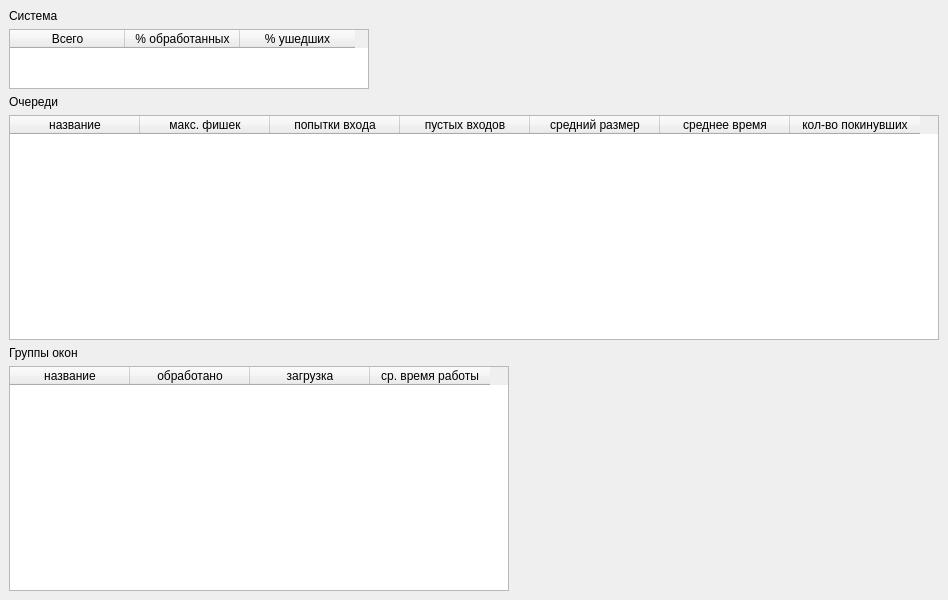
LoaDeadd81/BMSTU-VKR, file src/result.ui: the form before one commit.
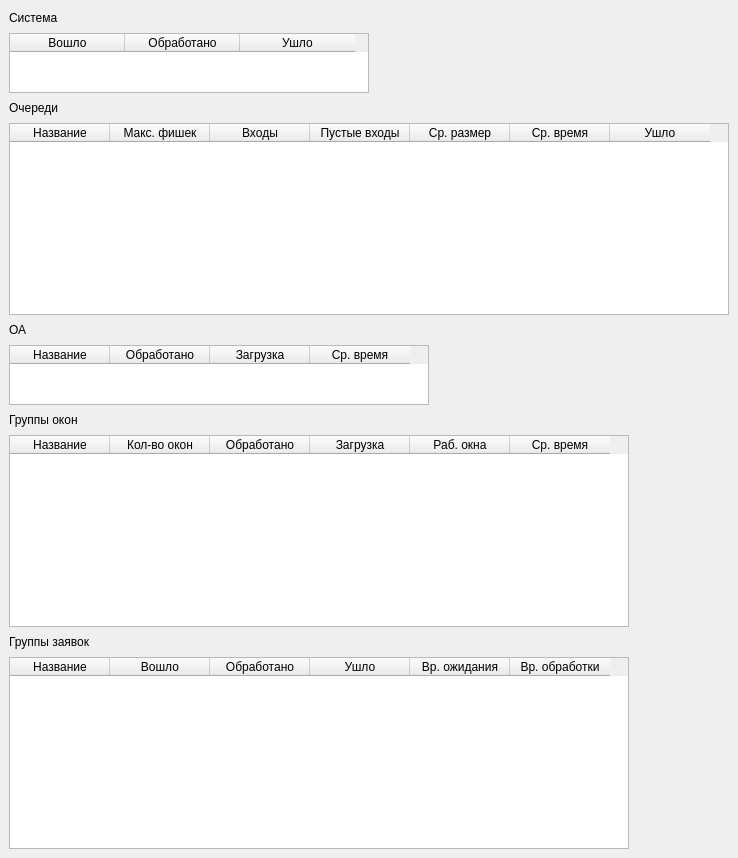
The form after the commit.

Patch:
```diff
--- a/src/result.ui
+++ b/src/result.ui
@@ -6,8 +6,8 @@
    <rect>
     <x>0</x>
     <y>0</y>
-    <width>948</width>
-    <height>600</height>
+    <width>738</width>
+    <height>858</height>
    </rect>
   </property>
   <property name="sizePolicy">
@@ -53,17 +53,17 @@
       </attribute>
       <column>
        <property name="text">
-        <string>Всего</string>
+        <string>Вошло</string>
        </property>
       </column>
       <column>
        <property name="text">
-        <string>% обработанных</string>
+        <string>Обработано</string>
        </property>
       </column>
       <column>
        <property name="text">
-        <string>% ушедших</string>
+        <string>Ушло</string>
        </property>
       </column>
      </widget>
@@ -78,53 +78,53 @@
     <item>
      <widget class="QTableWidget" name="queueTW">
       <property name="sizePolicy">
-       <sizepolicy hsizetype="Fixed" vsizetype="Expanding">
+       <sizepolicy hsizetype="Fixed" vsizetype="Minimum">
         <horstretch>0</horstretch>
         <verstretch>0</verstretch>
        </sizepolicy>
       </property>
       <property name="minimumSize">
        <size>
-        <width>930</width>
-        <height>100</height>
+        <width>720</width>
+        <height>50</height>
        </size>
       </property>
       <attribute name="horizontalHeaderDefaultSectionSize">
-       <number>130</number>
+       <number>100</number>
       </attribute>
       <column>
        <property name="text">
-        <string>название</string>
+        <string>Название</string>
        </property>
       </column>
       <column>
        <property name="text">
-        <string>макс. фишек</string>
+        <string>Макс. фишек</string>
        </property>
       </column>
       <column>
        <property name="text">
-        <string>попытки входа</string>
+        <string>Входы</string>
        </property>
       </column>
       <column>
        <property name="text">
-        <string>пустых входов</string>
+        <string>Пустые входы</string>
        </property>
       </column>
       <column>
        <property name="text">
-        <string>средний размер</string>
+        <string>Ср. размер</string>
        </property>
       </column>
       <column>
        <property name="text">
-        <string>среднее время</string>
+        <string>Ср. время</string>
        </property>
       </column>
       <column>
        <property name="text">
-        <string>кол-во покинувших</string>
+        <string>Ушло</string>
        </property>
       </column>
      </widget>
@@ -132,6 +132,58 @@
     <item>
      <widget class="QLabel" name="label_3">
       <property name="text">
+       <string>ОА</string>
+      </property>
+     </widget>
+    </item>
+    <item>
+     <widget class="QTableWidget" name="workerTW">
+      <property name="sizePolicy">
+       <sizepolicy hsizetype="Fixed" vsizetype="Minimum">
+        <horstretch>0</horstretch>
+        <verstretch>0</verstretch>
+       </sizepolicy>
+      </property>
+      <property name="minimumSize">
+       <size>
+        <width>420</width>
+        <height>60</height>
+       </size>
+      </property>
+      <property name="maximumSize">
+       <size>
+        <width>16777215</width>
+        <height>60</height>
+       </size>
+      </property>
+      <attribute name="horizontalHeaderDefaultSectionSize">
+       <number>100</number>
+      </attribute>
+      <column>
+       <property name="text">
+        <string>Название</string>
+       </property>
+      </column>
+      <column>
+       <property name="text">
+        <string>Обработано</string>
+       </property>
+      </column>
+      <column>
+       <property name="text">
+        <string>Загрузка</string>
+       </property>
+      </column>
+      <column>
+       <property name="text">
+        <string>Ср. время</string>
+       </property>
+      </column>
+     </widget>
+    </item>
+    <item>
+     <widget class="QLabel" name="label_4">
+      <property name="text">
        <string>Группы окон</string>
       </property>
      </widget>
@@ -139,38 +191,104 @@
     <item>
      <widget class="QTableWidget" name="windowsTW">
       <property name="sizePolicy">
-       <sizepolicy hsizetype="Fixed" vsizetype="Expanding">
+       <sizepolicy hsizetype="Fixed" vsizetype="Minimum">
         <horstretch>0</horstretch>
         <verstretch>0</verstretch>
        </sizepolicy>
       </property>
       <property name="minimumSize">
        <size>
-        <width>500</width>
-        <height>100</height>
+        <width>620</width>
+        <height>50</height>
        </size>
       </property>
       <attribute name="horizontalHeaderDefaultSectionSize">
-       <number>120</number>
+       <number>100</number>
       </attribute>
       <column>
        <property name="text">
-        <string>название</string>
+        <string>Название</string>
        </property>
       </column>
       <column>
        <property name="text">
-        <string>обработано</string>
+        <string>Кол-во окон</string>
        </property>
       </column>
       <column>
        <property name="text">
-        <string>загрузка</string>
+        <string>Обработано</string>
        </property>
       </column>
       <column>
        <property name="text">
-        <string>ср. время работы</string>
+        <string>Загрузка</string>
+       </property>
+      </column>
+      <column>
+       <property name="text">
+        <string>Раб. окна</string>
+       </property>
+      </column>
+      <column>
+       <property name="text">
+        <string>Ср. время</string>
+       </property>
+      </column>
+     </widget>
+    </item>
+    <item>
+     <widget class="QLabel" name="label_5">
+      <property name="text">
+       <string>Группы заявок</string>
+      </property>
+     </widget>
+    </item>
+    <item>
+     <widget class="QTableWidget" name="typesTW">
+      <property name="sizePolicy">
+       <sizepolicy hsizetype="Fixed" vsizetype="Minimum">
+        <horstretch>0</horstretch>
+        <verstretch>0</verstretch>
+       </sizepolicy>
+      </property>
+      <property name="minimumSize">
+       <size>
+        <width>620</width>
+        <height>50</height>
+       </size>
+      </property>
+      <attribute name="horizontalHeaderDefaultSectionSize">
+       <number>100</number>
+      </attribute>
+      <column>
+       <property name="text">
+        <string>Название</string>
+       </property>
+      </column>
+      <column>
+       <property name="text">
+        <string>Вошло</string>
+       </property>
+      </column>
+      <column>
+       <property name="text">
+        <string>Обработано</string>
+       </property>
+      </column>
+      <column>
+       <property name="text">
+        <string>Ушло</string>
+       </property>
+      </column>
+      <column>
+       <property name="text">
+        <string>Вр. ожидания</string>
+       </property>
+      </column>
+      <column>
+       <property name="text">
+        <string>Вр. обработки</string>
        </property>
       </column>
      </widget>
```
Left out of the diff: 10 changed lines with no effect on the pictures.
